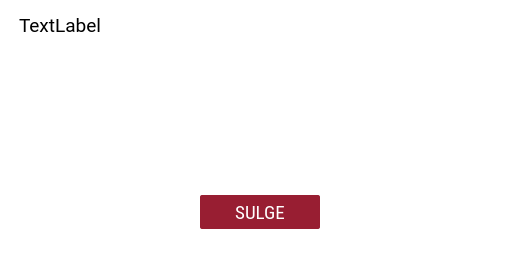
Before: the Qt Designer form client/dialogs/WarningDialog.ui in open-eid/DigiDoc4-Client, drawn with Qt 5.
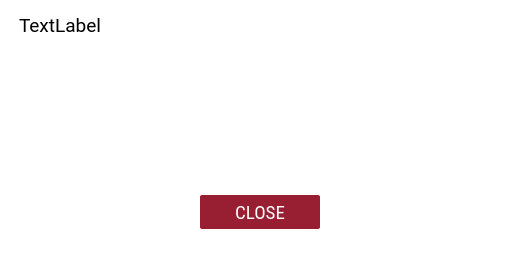
After: the same form once the commit is applied. Custom widgets are drawn as their Qt base class.

The edit to the form file:
```diff
--- a/client/dialogs/WarningDialog.ui
+++ b/client/dialogs/WarningDialog.ui
@@ -225,7 +225,7 @@
 }</string>
         </property>
         <property name="text">
-         <string>SULGE</string>
+         <string>CLOSE</string>
         </property>
        </widget>
       </item>
```
